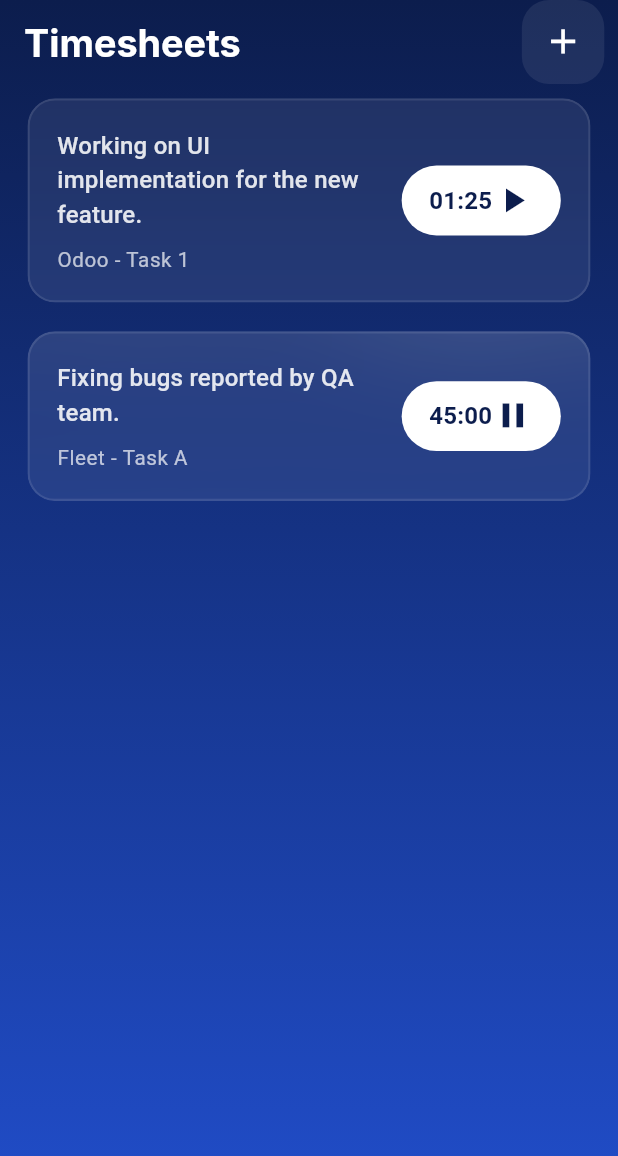
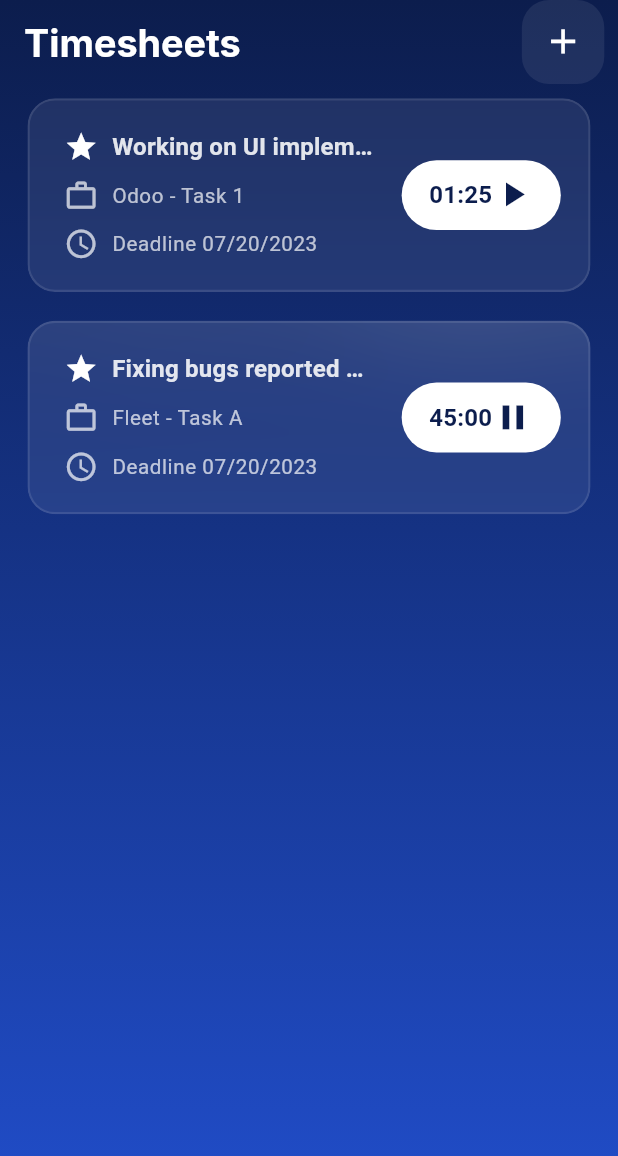
Before and after one commit to shrey258/fleet_assignment, a Flutter app: the screen it shows after launch, on a phone screen of 412 x 824 dp. Shown: the top 1156 px of the screen. Run offline on Flutter 3.47's test engine with Material 3 defaults, Android fonts, the phone set to English and light mode, and no system bars; our stand-ins replace bloc, dropdown_button2, equatable, flutter_bloc, flutter_screenutil, go_router and 1 more.

Commit message:
feat: enhance timer list item UI with icons and improved layout

```diff
--- /dev/null
+++ b/devtools_options.yaml
@@ -0,0 +1,3 @@
+description: This file stores settings for Dart & Flutter DevTools.
+documentation: https://docs.flutter.dev/tools/devtools/extensions#configure-extension-enablement-states
+extensions:
--- a/lib/features/timers_list/widgets/timer_list_item.dart
+++ b/lib/features/timers_list/widgets/timer_list_item.dart
@@ -39,24 +39,77 @@ class TimerListItem extends StatelessWidget {
       child: Padding(
         padding: EdgeInsets.symmetric(horizontal: 16.w, vertical: 8.h),
         child: GlassContainer(
-          child: Padding(
-            padding: EdgeInsets.all(16.r),
           child: Row(
             children: [
+              // Amber vertical bar
+              Container(
+                width: 4.w,
+                decoration: BoxDecoration(
+                  color: Colors.amber,
+                  borderRadius: BorderRadius.circular(12.r),
+                ),
+              ),
+              SizedBox(width: 16.w),
+              // Timer details column
               Expanded(
+                child: Padding(
+                  padding: EdgeInsets.symmetric(vertical: 16.h),
                   child: Column(
                     crossAxisAlignment: CrossAxisAlignment.start,
+                    mainAxisSize: MainAxisSize.min,
                     children: [
-                      Text(
+                      // Task name with star icon
+                      Row(
+                        children: [
+                          Icon(Icons.star, size: 20.sp, color: Colors.white),
+                          SizedBox(width: 8.w),
+                          Expanded(
+                            child: Text(
                               timer.description,
-                        style: Theme.of(context).textTheme.titleMedium,
+                              style: Theme.of(context).textTheme.titleMedium
+                                  ?.copyWith(fontWeight: FontWeight.bold),
+                              overflow: TextOverflow.ellipsis,
+                            ),
+                          ),
+                        ],
                       ),
                       SizedBox(height: 8.h),
+                      // Project name with briefcase icon
+                      Row(
+                        children: [
+                          Icon(
+                            Icons.work_outline,
+                            size: 20.sp,
+                            color: Colors.white.withOpacity(0.7),
+                          ),
+                          SizedBox(width: 8.w),
+                          Expanded(
+                            child: Text(
+                              '${project.name} - ${task.name}',
+                              style: Theme.of(context).textTheme.bodySmall,
+                              overflow: TextOverflow.ellipsis,
+                            ),
+                          ),
+                        ],
+                      ),
+                      SizedBox(height: 8.h),
+                      // Deadline with clock icon
+                      Row(
+                        children: [
+                          Icon(
+                            Icons.access_time,
+                            size: 20.sp,
+                            color: Colors.white.withOpacity(0.7),
+                          ),
+                          SizedBox(width: 8.w),
                           Text(
-                        '${project.name} - ${task.name}',
+                            'Deadline 07/20/2023',
                             style: Theme.of(context).textTheme.bodySmall,
                           ),
                         ],
+                      ),
+                    ],
+                  ),
                 ),
               ),
               SizedBox(width: 16.w),
@@ -70,7 +123,10 @@ class TimerListItem extends StatelessWidget {
                     }
                   },
                   child: Container(
-                      padding: EdgeInsets.symmetric(horizontal: 16.w, vertical: 8.h),
+                    padding: EdgeInsets.symmetric(
+                      horizontal: 16.w,
+                      vertical: 8.h,
+                    ),
                     decoration: BoxDecoration(
                       color: Colors.white,
                       borderRadius: BorderRadius.circular(64.r),
@@ -108,8 +164,8 @@ class TimerListItem extends StatelessWidget {
                     ),
                   ),
                 ),
+              SizedBox(width: 16.w),
             ],
-            ),
           ),
         ),
       ),
```
Lines whose indentation alone changed are shown as unchanged.
